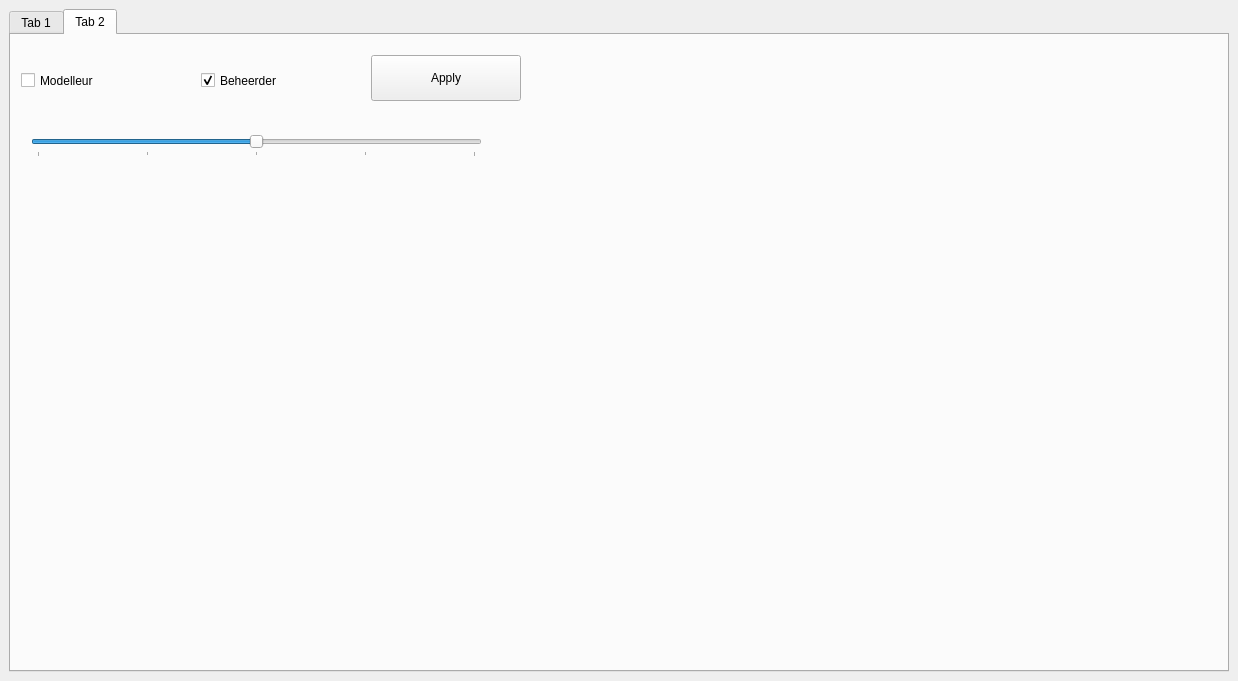
This is Datachecker_dockwidget_base.ui in Siebrand-HHD/OASDGLDatachecker as Qt 5 draws it before an edit. The edited form follows.
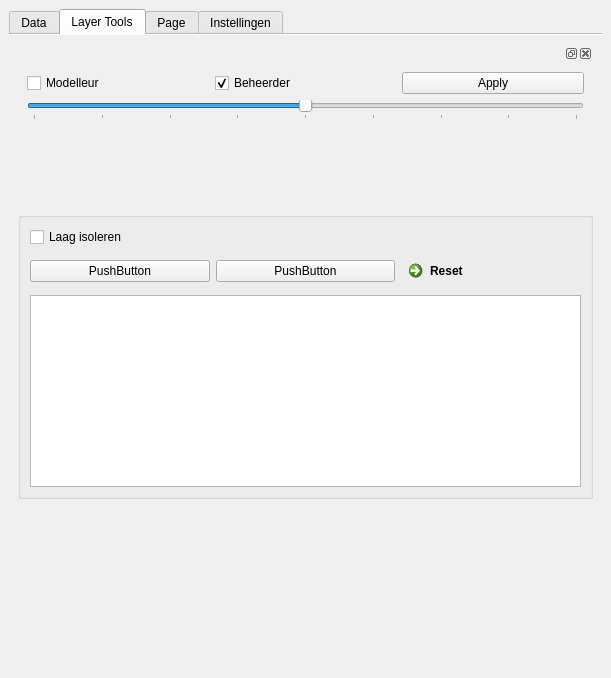
This is the edited form. The open tabs and pages were chosen to show the change. Custom widgets are drawn as their Qt base class.

Commit message: Bestanden in OASDGLDatachecker gezet

What changed in the file:
```diff
--- a/Datachecker_dockwidget_base.ui
+++ b/Datachecker_dockwidget_base.ui
@@ -6,23 +6,35 @@
    <rect>
     <x>0</x>
     <y>0</y>
-    <width>1238</width>
-    <height>681</height>
+    <width>611</width>
+    <height>678</height>
    </rect>
   </property>
   <property name="windowTitle">
    <string>Riooldatachecker</string>
   </property>
   <widget class="QWidget" name="dockWidgetContents">
-   <layout class="QGridLayout" name="gridLayout">
-    <item row="0" column="0">
+   <layout class="QVBoxLayout" name="verticalLayout_3">
+    <item>
      <widget class="QTabWidget" name="tabWidget">
       <property name="currentIndex">
-       <number>1</number>
+       <number>0</number>
+      </property>
+      <property name="documentMode">
+       <bool>true</bool>
+      </property>
+      <property name="tabsClosable">
+       <bool>false</bool>
+      </property>
+      <property name="movable">
+       <bool>true</bool>
+      </property>
+      <property name="tabBarAutoHide">
+       <bool>false</bool>
       </property>
       <widget class="QWidget" name="tab">
        <attribute name="title">
-        <string>Tab 1</string>
+        <string>Data</string>
        </attribute>
        <widget class="QPushButton" name="selectFolderButton">
         <property name="geometry">
@@ -76,90 +88,358 @@
       </widget>
       <widget class="QWidget" name="tab_2">
        <attribute name="title">
-        <string>Tab 2</string>
+        <string>Layer Tools</string>
        </attribute>
-       <widget class="QCheckBox" name="qmlModelleurBox">
-        <property name="geometry">
-         <rect>
-          <x>10</x>
-          <y>30</y>
-          <width>136</width>
-          <height>31</height>
-         </rect>
-        </property>
-        <property name="text">
-         <string>Modelleur</string>
-        </property>
-       </widget>
-       <widget class="QCheckBox" name="qmlBeheerderBox">
-        <property name="geometry">
-         <rect>
-          <x>190</x>
-          <y>30</y>
-          <width>136</width>
-          <height>31</height>
-         </rect>
-        </property>
-        <property name="text">
-         <string>Beheerder</string>
-        </property>
-        <property name="checked">
-         <bool>true</bool>
-        </property>
-       </widget>
-       <widget class="QPushButton" name="applyStylingButton">
-        <property name="geometry">
-         <rect>
-          <x>360</x>
-          <y>20</y>
-          <width>150</width>
-          <height>46</height>
-         </rect>
-        </property>
-        <property name="text">
-         <string>Apply</string>
-        </property>
-       </widget>
-       <widget class="QSlider" name="ObjectSlider">
-        <property name="geometry">
-         <rect>
-          <x>20</x>
-          <y>100</y>
-          <width>451</width>
-          <height>22</height>
-         </rect>
-        </property>
-        <property name="minimum">
-         <number>1</number>
-        </property>
-        <property name="maximum">
-         <number>5</number>
-        </property>
-        <property name="pageStep">
-         <number>10</number>
-        </property>
-        <property name="value">
-         <number>3</number>
-        </property>
-        <property name="sliderPosition">
-         <number>3</number>
-        </property>
-        <property name="orientation">
-         <enum>Qt::Horizontal</enum>
-        </property>
-        <property name="tickPosition">
-         <enum>QSlider::TicksBelow</enum>
-        </property>
-        <property name="tickInterval">
-         <number>1</number>
-        </property>
-       </widget>
+       <layout class="QVBoxLayout" name="verticalLayout_5">
+        <item>
+         <widget class="QgsDockWidget" name="mDockWidget">
+          <property name="maximumSize">
+           <size>
+            <width>524287</width>
+            <height>175</height>
+           </size>
+          </property>
+          <property name="features">
+           <set>QDockWidget::AllDockWidgetFeatures</set>
+          </property>
+          <widget class="QWidget" name="dockWidgetContents_2">
+           <layout class="QVBoxLayout" name="verticalLayout_7">
+            <item>
+             <layout class="QHBoxLayout" name="horizontalLayout_3">
+              <item>
+               <widget class="QCheckBox" name="qmlModelleurBox">
+                <property name="text">
+                 <string>Modelleur</string>
+                </property>
+                <property name="autoExclusive">
+                 <bool>true</bool>
+                </property>
+                <property name="tristate">
+                 <bool>false</bool>
+                </property>
+               </widget>
+              </item>
+              <item>
+               <widget class="QCheckBox" name="qmlBeheerderBox">
+                <property name="text">
+                 <string>Beheerder</string>
+                </property>
+                <property name="checked">
+                 <bool>true</bool>
+                </property>
+                <property name="autoExclusive">
+                 <bool>true</bool>
+                </property>
+               </widget>
+              </item>
+              <item>
+               <widget class="QPushButton" name="applyStylingButton">
+                <property name="text">
+                 <string>Apply</string>
+                </property>
+               </widget>
+              </item>
+             </layout>
+            </item>
+            <item>
+             <widget class="QSlider" name="ObjectSlider">
+              <property name="focusPolicy">
+               <enum>Qt::WheelFocus</enum>
+              </property>
+              <property name="acceptDrops">
+               <bool>true</bool>
+              </property>
+              <property name="minimum">
+               <number>1</number>
+              </property>
+              <property name="maximum">
+               <number>9</number>
+              </property>
+              <property name="singleStep">
+               <number>9</number>
+              </property>
+              <property name="pageStep">
+               <number>1</number>
+              </property>
+              <property name="value">
+               <number>5</number>
+              </property>
+              <property name="sliderPosition">
+               <number>5</number>
+              </property>
+              <property name="tracking">
+               <bool>true</bool>
+              </property>
+              <property name="orientation">
+               <enum>Qt::Horizontal</enum>
+              </property>
+              <property name="tickPosition">
+               <enum>QSlider::TicksBelow</enum>
+              </property>
+              <property name="tickInterval">
+               <number>1</number>
+              </property>
+             </widget>
+            </item>
+            <item>
+             <spacer name="verticalSpacer_2">
+              <property name="orientation">
+               <enum>Qt::Vertical</enum>
+              </property>
+              <property name="sizeHint" stdset="0">
+               <size>
+                <width>20</width>
+                <height>40</height>
+               </size>
+              </property>
+             </spacer>
+            </item>
+           </layout>
+          </widget>
+         </widget>
+        </item>
+        <item>
+         <widget class="QgsCollapsibleGroupBox" name="mGroupBox_3">
+          <layout class="QVBoxLayout" name="verticalLayout_6">
+           <item>
+            <widget class="QCheckBox" name="checkBox">
+             <property name="text">
+              <string>Laag isoleren</string>
+             </property>
+            </widget>
+           </item>
+           <item>
+            <layout class="QHBoxLayout" name="horizontalLayout_4">
+             <item>
+              <widget class="QPushButton" name="pushButton_3">
+               <property name="text">
+                <string>PushButton</string>
+               </property>
+              </widget>
+             </item>
+             <item>
+              <widget class="QPushButton" name="pushButton">
+               <property name="text">
+                <string>PushButton</string>
+               </property>
+              </widget>
+             </item>
+             <item>
+              <widget class="QCommandLinkButton" name="commandLinkButton">
+               <property name="text">
+                <string>Reset</string>
+               </property>
+               <property name="checkable">
+                <bool>false</bool>
+               </property>
+              </widget>
+             </item>
+            </layout>
+           </item>
+           <item>
+            <widget class="QTreeView" name="treeView"/>
+           </item>
+          </layout>
+         </widget>
+        </item>
+        <item>
+         <spacer name="verticalSpacer_4">
+          <property name="orientation">
+           <enum>Qt::Vertical</enum>
+          </property>
+          <property name="sizeHint" stdset="0">
+           <size>
+            <width>20</width>
+            <height>40</height>
+           </size>
+          </property>
+         </spacer>
+        </item>
+       </layout>
+      </widget>
+      <widget class="QWidget" name="tab_3">
+       <attribute name="title">
+        <string>Page</string>
+       </attribute>
+       <layout class="QGridLayout" name="gridLayout_2">
+        <item row="0" column="0">
+         <widget class="QStackedWidget" name="stackedWidget">
+          <property name="currentIndex">
+           <number>0</number>
+          </property>
+          <widget class="QWidget" name="page">
+           <layout class="QGridLayout" name="gridLayout">
+            <item row="2" column="0">
+             <widget class="QLineEdit" name="lineEdit_2"/>
+            </item>
+            <item row="0" column="0">
+             <widget class="QPushButton" name="pushButton_4">
+              <property name="text">
+               <string>PushButton</string>
+              </property>
+             </widget>
+            </item>
+            <item row="1" column="0">
+             <spacer name="verticalSpacer">
+              <property name="orientation">
+               <enum>Qt::Vertical</enum>
+              </property>
+              <property name="sizeHint" stdset="0">
+               <size>
+                <width>20</width>
+                <height>40</height>
+               </size>
+              </property>
+             </spacer>
+            </item>
+           </layout>
+          </widget>
+          <widget class="QWidget" name="page_2">
+           <widget class="QCheckBox" name="checkBox_2">
+            <property name="geometry">
+             <rect>
+              <x>130</x>
+              <y>100</y>
+              <width>113</width>
+              <height>29</height>
+             </rect>
+            </property>
+            <property name="text">
+             <string>CheckBox</string>
+            </property>
+           </widget>
+           <widget class="QCheckBox" name="checkBox_3">
+            <property name="geometry">
+             <rect>
+              <x>440</x>
+              <y>100</y>
+              <width>113</width>
+              <height>29</height>
+             </rect>
+            </property>
+            <property name="text">
+             <string>CheckBox</string>
+            </property>
+           </widget>
+          </widget>
+         </widget>
+        </item>
+        <item row="1" column="0">
+         <widget class="QDockWidget" name="dockWidget">
+          <widget class="QWidget" name="dockWidgetContents_3">
+           <layout class="QVBoxLayout" name="verticalLayout_10">
+            <item>
+             <widget class="QPushButton" name="pushButton_5">
+              <property name="text">
+               <string>PushButton</string>
+              </property>
+             </widget>
+            </item>
+            <item>
+             <widget class="QLineEdit" name="lineEdit"/>
+            </item>
+            <item>
+             <widget class="QToolBox" name="toolBox">
+              <property name="frameShadow">
+               <enum>QFrame::Sunken</enum>
+              </property>
+              <property name="currentIndex">
+               <number>0</number>
+              </property>
+              <widget class="QWidget" name="page_3">
+               <property name="geometry">
+                <rect>
+                 <x>0</x>
+                 <y>0</y>
+                 <width>557</width>
+                 <height>132</height>
+                </rect>
+               </property>
+               <attribute name="label">
+                <string>Page 1</string>
+               </attribute>
+               <layout class="QVBoxLayout" name="verticalLayout_12">
+                <item>
+                 <widget class="QPushButton" name="pushButton_7">
+                  <property name="text">
+                   <string>PushButton</string>
+                  </property>
+                 </widget>
+                </item>
+                <item>
+                 <widget class="QLineEdit" name="lineEdit_3"/>
+                </item>
+               </layout>
+              </widget>
+              <widget class="QWidget" name="page_4">
+               <property name="geometry">
+                <rect>
+                 <x>0</x>
+                 <y>0</y>
+                 <width>98</width>
+                 <height>118</height>
+                </rect>
+               </property>
+               <attribute name="label">
+                <string>Page 2</string>
+               </attribute>
+               <layout class="QVBoxLayout" name="verticalLayout_11">
+                <item>
+                 <widget class="QPushButton" name="pushButton_8">
+                  <property name="text">
+                   <string>PushButton</string>
+                  </property>
+                 </widget>
+                </item>
+                <item>
+                 <widget class="QTextEdit" name="textEdit"/>
+                </item>
+               </layout>
+              </widget>
+             </widget>
+            </item>
+           </layout>
+          </widget>
+         </widget>
+        </item>
+        <item row="2" column="0">
+         <widget class="QPushButton" name="pushButton_6">
+          <property name="text">
+           <string>PushButton</string>
+          </property>
+         </widget>
+        </item>
+       </layout>
+      </widget>
+      <widget class="QWidget" name="tab_4">
+       <attribute name="title">
+        <string>Instellingen</string>
+       </attribute>
       </widget>
      </widget>
     </item>
    </layout>
   </widget>
  </widget>
+ <customwidgets>
+  <customwidget>
+   <class>QgsCollapsibleGroupBox</class>
+   <extends>QGroupBox</extends>
+   <header>qgscollapsiblegroupbox.h</header>
+   <container>1</container>
+  </customwidget>
+  <customwidget>
+   <class>QgsDockWidget</class>
+   <extends>QDockWidget</extends>
+   <header>qgsdockwidget.h</header>
+   <container>1</container>
+  </customwidget>
+  <customwidget>
+   <class>QgsFileWidget</class>
+   <extends>QWidget</extends>
+   <header>qgsfilewidget.h</header>
+  </customwidget>
+ </customwidgets>
  <resources/>
  <connections/>
 </ui>
```
Left out of the diff: 169 changed lines with no effect on the pictures. The commit also changes 6 other files.
